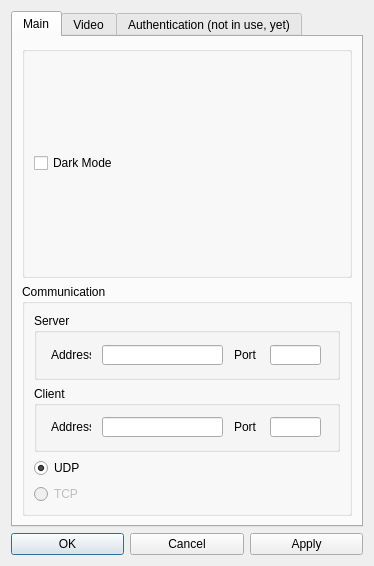
Above: src/designer/settings.ui from marsinstituteSC/MissionControl before the change. Below: the same form after it.
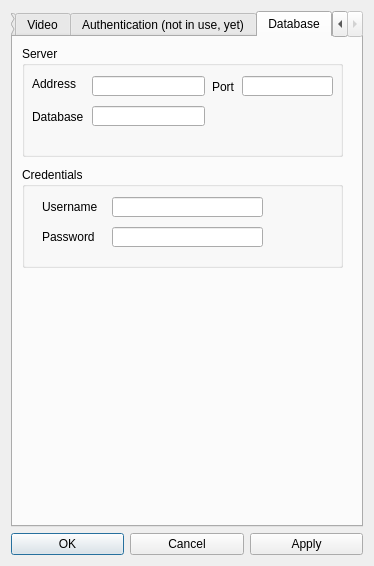
That is the form after the change.

Commit message:
- Fixed logger and plot colors when in dark mode.
- Added a pyqt signal for the udp conn thread so that our UI thread can listen to this event, the signal passes the raw json object to the listeners.

- Added the database config to the Settings window.

- Minor edits.

The edit to the form file:
```diff
--- a/src/designer/settings.ui
+++ b/src/designer/settings.ui
@@ -51,7 +51,7 @@
    <item row="0" column="1">
     <widget class="QTabWidget" name="properties_tab">
      <property name="currentIndex">
-      <number>0</number>
+      <number>3</number>
      </property>
      <widget class="QWidget" name="main_window_tab">
       <attribute name="title">
@@ -954,6 +954,155 @@
        </item>
       </layout>
      </widget>
+     <widget class="QWidget" name="database_window_tab">
+      <attribute name="title">
+       <string>Database</string>
+      </attribute>
+      <widget class="QGroupBox" name="groupBox">
+       <property name="geometry">
+        <rect>
+         <x>9</x>
+         <y>9</y>
+         <width>321</width>
+         <height>111</height>
+        </rect>
+       </property>
+       <property name="title">
+        <string>Server</string>
+       </property>
+       <widget class="QLabel" name="label_17">
+        <property name="geometry">
+         <rect>
+          <x>10</x>
+          <y>30</y>
+          <width>61</width>
+          <height>16</height>
+         </rect>
+        </property>
+        <property name="text">
+         <string>Address</string>
+        </property>
+       </widget>
+       <widget class="QLineEdit" name="databaseAddress">
+        <property name="geometry">
+         <rect>
+          <x>70</x>
+          <y>30</y>
+          <width>113</width>
+          <height>20</height>
+         </rect>
+        </property>
+       </widget>
+       <widget class="QLineEdit" name="databasePort">
+        <property name="geometry">
+         <rect>
+          <x>220</x>
+          <y>30</y>
+          <width>91</width>
+          <height>20</height>
+         </rect>
+        </property>
+       </widget>
+       <widget class="QLabel" name="label_18">
+        <property name="geometry">
+         <rect>
+          <x>190</x>
+          <y>30</y>
+          <width>30</width>
+          <height>21</height>
+         </rect>
+        </property>
+        <property name="text">
+         <string>Port</string>
+        </property>
+       </widget>
+       <widget class="QLabel" name="label_19">
+        <property name="geometry">
+         <rect>
+          <x>10</x>
+          <y>60</y>
+          <width>61</width>
+          <height>21</height>
+         </rect>
+        </property>
+        <property name="text">
+         <string>Database</string>
+        </property>
+       </widget>
+       <widget class="QLineEdit" name="databaseDB">
+        <property name="geometry">
+         <rect>
+          <x>70</x>
+          <y>60</y>
+          <width>113</width>
+          <height>20</height>
+         </rect>
+        </property>
+       </widget>
+      </widget>
+      <widget class="QGroupBox" name="groupBox_2">
+       <property name="geometry">
+        <rect>
+         <x>9</x>
+         <y>130</y>
+         <width>321</width>
+         <height>101</height>
+        </rect>
+       </property>
+       <property name="title">
+        <string>Credentials</string>
+       </property>
+       <widget class="QLabel" name="label_32">
+        <property name="geometry">
+         <rect>
+          <x>20</x>
+          <y>30</y>
+          <width>61</width>
+          <height>20</height>
+         </rect>
+        </property>
+        <property name="text">
+         <string>Username</string>
+        </property>
+       </widget>
+       <widget class="QLineEdit" name="databaseUser">
+        <property name="geometry">
+         <rect>
+          <x>90</x>
+          <y>30</y>
+          <width>151</width>
+          <height>20</height>
+         </rect>
+        </property>
+       </widget>
+       <widget class="QLineEdit" name="databasePassword">
+        <property name="geometry">
+         <rect>
+          <x>90</x>
+          <y>60</y>
+          <width>151</width>
+          <height>20</height>
+         </rect>
+        </property>
+        <property name="echoMode">
+         <enum>QLineEdit::Password</enum>
+        </property>
+       </widget>
+       <widget class="QLabel" name="label_33">
+        <property name="geometry">
+         <rect>
+          <x>20</x>
+          <y>60</y>
+          <width>61</width>
+          <height>20</height>
+         </rect>
+        </property>
+        <property name="text">
+         <string>Password</string>
+        </property>
+       </widget>
+      </widget>
+     </widget>
     </widget>
    </item>
   </layout>
```
The commit also changes 8 other files.
